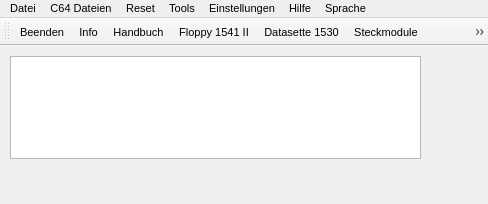
This is main_window.ui in ThKattanek/emu64 as Qt 5 draws it before an edit. The edited form follows.
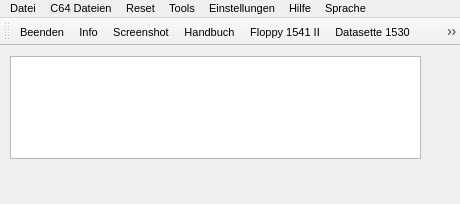
This is the edited form. Icons and pictures are not drawn.

Commit message: - Scrennshot Icon hinzugefuegt und in Toolbar platziert

Diff of the .ui file:
```diff
--- a/main_window.ui
+++ b/main_window.ui
@@ -9,7 +9,7 @@
    <rect>
     <x>0</x>
     <y>0</y>
-    <width>488</width>
+    <width>460</width>
     <height>204</height>
    </rect>
   </property>
@@ -145,6 +145,7 @@
    </attribute>
    <addaction name="actionBeenden"/>
    <addaction name="menu_main_info"/>
+   <addaction name="actionScreenshot"/>
    <addaction name="actionHandbuch"/>
    <addaction name="actionFloppy_1541_II"/>
    <addaction name="actionBandlaufwerk_1530"/>
@@ -158,7 +159,7 @@
     <rect>
      <x>0</x>
      <y>0</y>
-     <width>488</width>
+     <width>460</width>
      <height>19</height>
     </rect>
    </property>
```
Left out of the diff: 7 changed lines with no effect on the pictures. The commit also changes 2 other files.
